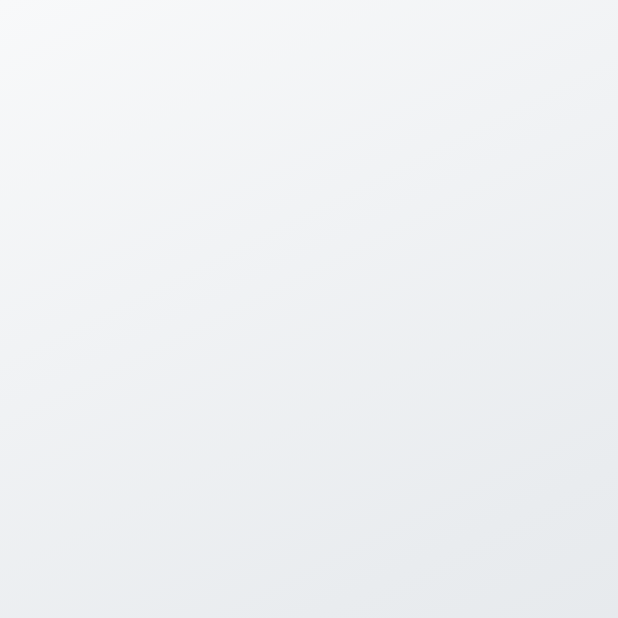
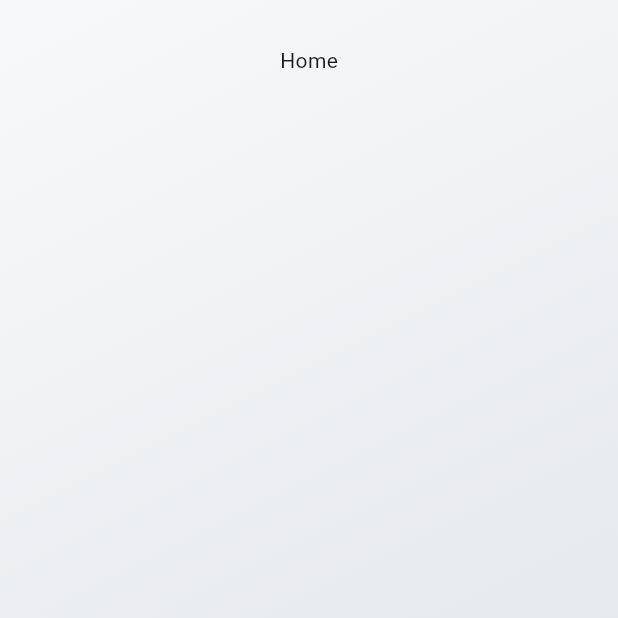
Before and after one commit to PeterMaquiran/orga-flutter, a Flutter app: the HomeScreen screen opened by its route, on a phone screen of 412 x 824 dp, the top half of it. Run offline on Flutter 3.47's test engine with Material 3 defaults, Android fonts, the phone set to English and light mode, and no system bars; our stand-ins replace go_router.

Commit message:
Add link on login button to redirect to home page
Extra add hello text to home page

```diff
--- a/lib/ui/screen/ios/auth/login.dart
+++ b/lib/ui/screen/ios/auth/login.dart
@@ -50,7 +50,7 @@ class OrgaLoginScreen extends StatelessWidget {
                       icon: Icons.apple,
                       color: Colors.black,
                       textColor: Colors.white,
-                      onPressed: () {},
+                      onPressed: () => context.go('/home'),
                     ),
                     const SizedBox(height: 16),
                     GlassButton(
@@ -58,7 +58,7 @@ class OrgaLoginScreen extends StatelessWidget {
                       icon: Icons.g_mobiledata_rounded,
                       color: Colors.white.withOpacity(0.7),
                       textColor: Colors.black87,
-                      onPressed: () {},
+                      onPressed: () => context.go('/home'),
                     ),
                     const SizedBox(height: 16),
                     GlassButton(
--- a/lib/ui/screen/ios/home/home.dart
+++ b/lib/ui/screen/ios/home/home.dart
@@ -22,6 +22,8 @@ class HomeScreen extends StatelessWidget {
         child: SafeArea(
           child: Column(
             children: [
+              SizedBox(height: 30.0,),
+              Text("Home")
             ],
           ),
         ),
```
